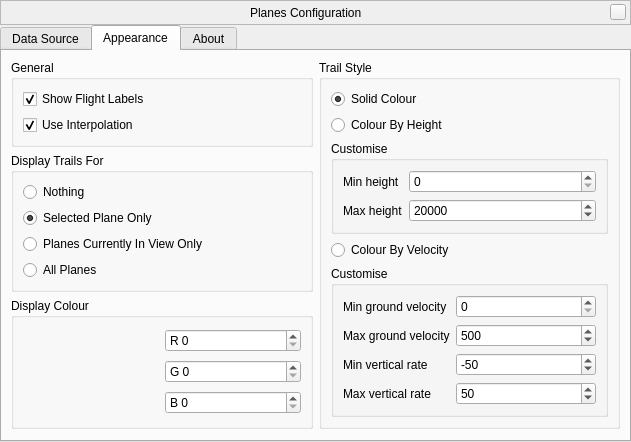
Old version of the form plugins/Planes/src/gui/PlanesDialog.ui in the repository Stellarium/stellarium.
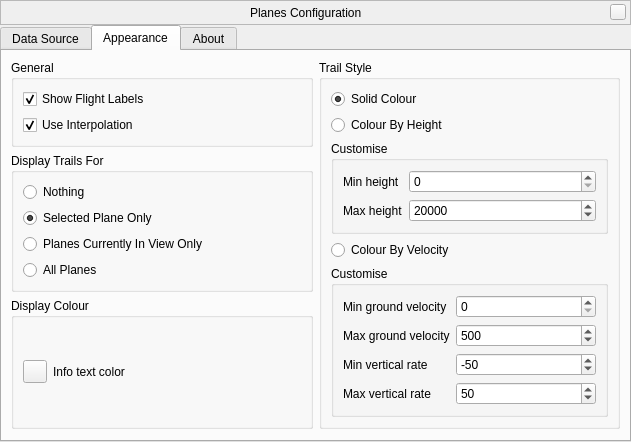
New version of the form. The open tabs and pages were chosen to show the change. Custom widgets are drawn as their Qt base class.

Commit message: Post-rebase simplifications - pulled properties into Planes class - simplified dialog - added upscaled icon (preliminary!) - cleanup

Patch:
```diff
--- a/plugins/Planes/src/gui/PlanesDialog.ui
+++ b/plugins/Planes/src/gui/PlanesDialog.ui
@@ -7,7 +7,7 @@
     <x>0</x>
     <y>0</y>
     <width>631</width>
-    <height>427</height>
+    <height>441</height>
    </rect>
   </property>
   <property name="windowTitle">
@@ -714,46 +714,17 @@
           <string>Display Colour</string>
          </property>
          <layout class="QGridLayout" name="gridLayout_3">
+          <item row="0" column="0">
+           <widget class="QToolButton" name="infoTextColorButton">
+            <property name="text">
+             <string/>
+            </property>
+           </widget>
+          </item>
           <item row="0" column="1">
-           <widget class="QSpinBox" name="red">
-            <property name="prefix">
-             <string>R </string>
-            </property>
-            <property name="maximum">
-             <number>255</number>
-            </property>
-           </widget>
-          </item>
-          <item row="1" column="1">
-           <widget class="QSpinBox" name="green">
-            <property name="prefix">
-             <string>G </string>
-            </property>
-            <property name="maximum">
-             <number>255</number>
-            </property>
-           </widget>
-          </item>
-          <item row="2" column="1">
-           <widget class="QSpinBox" name="blue">
-            <property name="suffix">
-             <string/>
-            </property>
-            <property name="prefix">
-             <string>B </string>
-            </property>
-            <property name="maximum">
-             <number>255</number>
-            </property>
-           </widget>
-          </item>
-          <item row="0" column="0" rowspan="3">
-           <widget class="QLabel" name="col_out">
-            <property name="styleSheet">
-             <string notr="true"/>
-            </property>
+           <widget class="QLabel" name="infoTextColorLabel">
             <property name="text">
-             <string/>
+             <string>Info text color</string>
             </property>
            </widget>
           </item>
```
Left out of the diff: 11 changed lines with no effect on the pictures. The commit also changes 14 other files.
